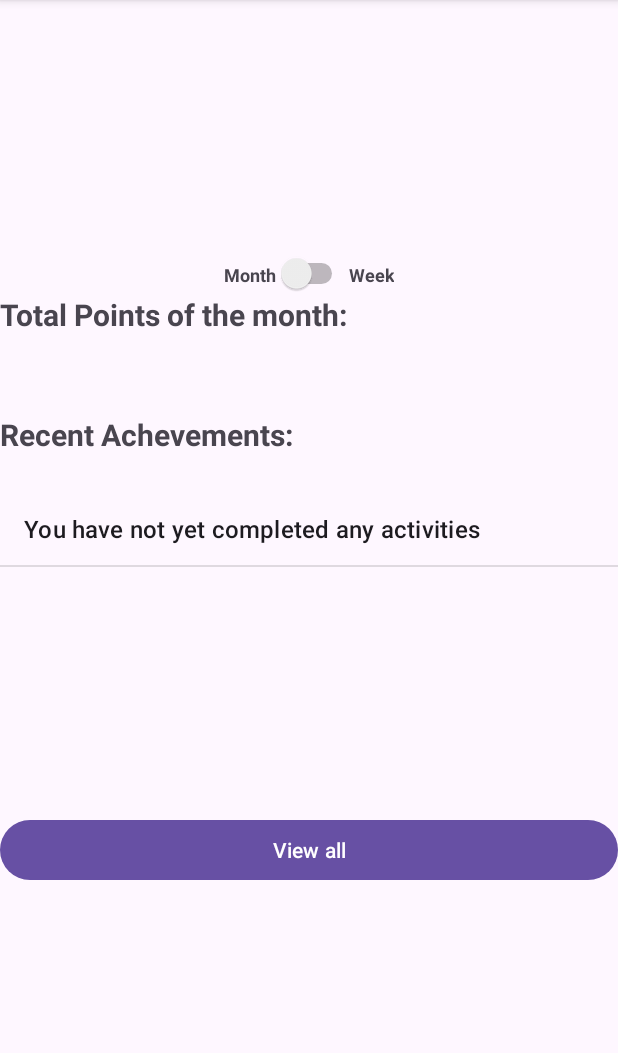
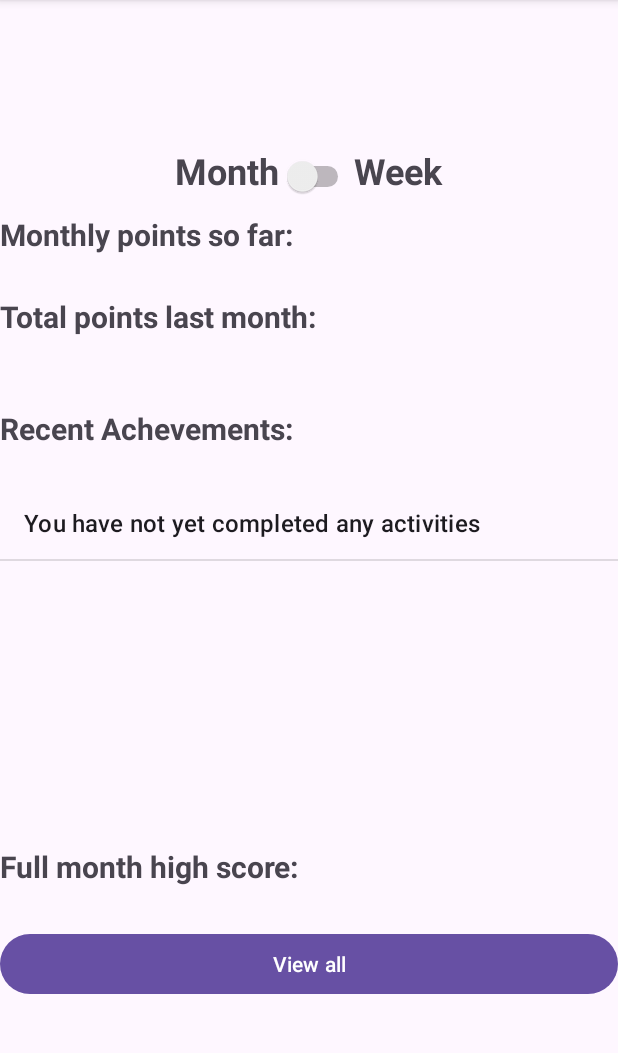
Before and after one commit to xLeoniex/CalenderApp, an Android app: the PointsView screen opened directly, with no data from a screen before it, on a phone screen of 412 x 824 dp, the part 96-1149 px from its top. Run offline under Robolectric (Android 15) with nearby library versions, the phone set to English and light mode, and no system bars; our stand-ins replace Firebase (no records; nobody signed in at launch, a user with empty details on screens opened directly).

Commit message:
Notification Points + Points View IMprovments

```diff
--- a/app/src/main/AndroidManifest.xml
+++ b/app/src/main/AndroidManifest.xml
@@ -20,7 +20,9 @@
         android:theme="@style/Theme.Material3.Light">
         <receiver android:name=".tips.ui.viewmodel.handlers.TipNotificationPublisher"
             android:enabled="true"/>
-        <receiver android:name=".Notification.PointsNotification.MyBroadcastReceiver"
+        <receiver android:name=".Notification.PointsNotification.MyWeeklyBroadcastReceiver"
+            android:enabled="true"/>
+        <receiver android:name=".Notification.PointsNotification.MyMonthlyBroadcastReceiver"
             android:enabled="true"/>
         <activity
             android:name=".tips.ui.view.CreateTipsActivity"
--- a/app/src/main/java/com/example/calenderapp/Login/Login.java
+++ b/app/src/main/java/com/example/calenderapp/Login/Login.java
@@ -3,13 +3,9 @@ package com.example.calenderapp.Login;
 import androidx.annotation.NonNull;
 import androidx.appcompat.app.AppCompatActivity;
 
-import android.app.AlarmManager;
-import android.app.PendingIntent;
 import android.content.Intent;
 import android.os.Bundle;
-import android.os.SystemClock;
 import android.text.TextUtils;
-import android.util.Log;
 import android.view.View;
 import android.widget.Button;
 import android.widget.ProgressBar;
@@ -17,7 +13,6 @@ import android.widget.TextView;
 import android.widget.Toast;
 
 import com.example.calenderapp.DashboardBar.Dashboard;
-import com.example.calenderapp.Notification.PointsNotification.MyBroadcastReceiver;
 import com.example.calenderapp.R;
 import com.google.android.gms.tasks.OnCompleteListener;
 import com.google.android.gms.tasks.Task;
--- a/app/src/main/java/com/example/calenderapp/Points/PointsView.java
+++ b/app/src/main/java/com/example/calenderapp/Points/PointsView.java
@@ -33,7 +33,7 @@ import java.util.ArrayList;
 public class PointsView extends AppCompatActivity {
     Switch swt_weekMonth;
 
-    TextView total, points;
+    TextView total, points, highScoreTitle, highScore, totalLast, pointsLast;
     ListView recentEvents;
 
     Button btn_ViewAll;
@@ -46,8 +46,9 @@ public class PointsView extends AppCompatActivity {
     FirebaseAuth mAuth = FirebaseAuth.getInstance();
 
     FirebaseUser user = mAuth.getCurrentUser();
-    //ToDo: Points und total Points später in Firebase als String speicehrn
+
     DatabaseReference pointsRef = FirebaseDatabase.getInstance().getReference("users").child(user.getUid()).child("points");
+    DatabaseReference eventsRef = FirebaseDatabase.getInstance().getReference("users").child(user.getUid()).child("Events");
 
     @Override
     protected void onCreate(Bundle savedInstanceState) {
@@ -57,6 +58,10 @@ public class PointsView extends AppCompatActivity {
         swt_weekMonth = findViewById(R.id.swt_weekMonth);
         total = findViewById(R.id.totalPoints);
         points = findViewById(R.id.num_points);
+        highScoreTitle = findViewById(R.id.highScore);
+        highScore = findViewById(R.id.num_highScore);
+        totalLast = findViewById(R.id.totalLastPoints);
+        pointsLast = findViewById(R.id.num_lastPoints);
         recentEvents = findViewById(R.id.list_recentEvents);
         btn_ViewAll = findViewById(R.id.btn_viewAchievments);
 
@@ -68,19 +73,29 @@ public class PointsView extends AppCompatActivity {
         MonthWeekInfos(monthActivities,  "Month");
 
 
-
         swt_weekMonth.setOnCheckedChangeListener(new CompoundButton.OnCheckedChangeListener() {
             @Override
             public void onCheckedChanged(CompoundButton buttonView, boolean isChecked) {
                 if(isChecked){
-                    total.setText("Total Points of the week");
+                    total.setText("Weekly points so far:");
+                    highScoreTitle.setText("Full week high score:");
+                    totalLast.setText("Total points last week:");
+
                     viewTotalPoints("Week");
+                    weekActivities.clear();
+                    dataToShow.clear();
+                    recentEvents.setAdapter(adapter);
                     MonthWeekInfos(weekActivities,  "Week");
 
 
                 }else{
-                    total.setText("Total Points of the month");
+                    total.setText("Monthly points so far:");
+                    highScoreTitle.setText("Full month high score:");
+                    totalLast.setText("Total points last month:");
                     viewTotalPoints("Month");
+                    monthActivities.clear();
+                    dataToShow.clear();
+                    recentEvents.setAdapter(adapter);
                     MonthWeekInfos(monthActivities,  "Month");
 
                 }
@@ -105,23 +120,46 @@ public class PointsView extends AppCompatActivity {
         objectsRef.addValueEventListener(new ValueEventListener() {
             @Override
             public void onDataChange(@NonNull DataSnapshot snapshot) {
-                activities.clear();
-                dataToShow.clear();
-                for (DataSnapshot dataSnapshot : snapshot.getChildren()){
-                    String ID = (String) dataSnapshot.getKey();
+                if(snapshot.exists()) {
+                    for (DataSnapshot dataSnapshot : snapshot.getChildren()) {
+                        String ID = (String) dataSnapshot.getKey();
 
-                    if (ID != null) {
-                        String time = dataSnapshot.child("time").getValue(String.class); // Zeitwert
-                        String point = dataSnapshot.child("point").getValue(String.class); // Punktwert
+                        if (ID != null) {
+                            //Event-Daten aus dem Datenbank ablesen
+                            DatabaseReference eventRef = eventsRef.child(ID); // Referenz zum spezifischen Event
+                            eventRef.addListenerForSingleValueEvent(new ValueEventListener() {
+                                @Override
+                                public void onDataChange(@NonNull DataSnapshot dataSnapshot) {
+                                    //WICHTIG: Alle Aktualisierungen der von der DatenBank abhängen müssen in diesen Block geschehen
+                                    if (dataSnapshot.exists()) {
+                                        String name = dataSnapshot.child("eventName").getValue(String.class);
+                                        String date = dataSnapshot.child("eventDate").getValue(String.class);
+                                        String startingTime = dataSnapshot.child("startingTime").getValue(String.class);
+                                        String endingTime = dataSnapshot.child("endingTime").getValue(String.class);
+                                        String weight = dataSnapshot.child("eventWeight").getValue(String.class);
 
-                        if (time != null && point != null) {
-                            String out = ID + ", Done at " + time + ", Points: " + point;
-                            activities.add(out);
+
+                                        if (name != null && date != null && startingTime != null && endingTime != null && weight != null) {
+                                            String out = name + " at  " + date + " (" + startingTime + "-" + endingTime + ") " + " level: " + weight;
+                                            activities.add(out);
+                                        }
+                                    }
+                                    dataToShow = prepareDataToShow(activities);
+                                    recentEvents.setAdapter(adapter);
+                                }
+
+                                @Override
+                                public void onCancelled(@NonNull DatabaseError databaseError) {
+                                    Toast.makeText(PointsView.this, "Something wrong, retry later...", Toast.LENGTH_SHORT).show();
+                                }
+                            });
                         }
                     }
+                }else {
+                    dataToShow.add("You have not yet completed any activities");
+                    recentEvents.setAdapter(adapter);
                 }
-                dataToShow = prepareDataToShow(activities);
-                recentEvents.setAdapter(adapter);
+
             }
             @Override
             public void onCancelled(@NonNull DatabaseError error) {
@@ -133,12 +171,15 @@ public class PointsView extends AppCompatActivity {
     }
     //Anzeige der Totalen Punktzahl für den Monat oder Woche
     public void viewTotalPoints(String MonthOrWeek){
-        pointsRef.child(MonthOrWeek).child("Total_Current_"+MonthOrWeek).addListenerForSingleValueEvent(new ValueEventListener() {
+        pointsRef.child(MonthOrWeek).addListenerForSingleValueEvent(new ValueEventListener() {
             @Override
             public void onDataChange(@NonNull DataSnapshot dataSnapshot) {
-                String sumPoints = dataSnapshot.getValue(String.class);
+                String sumPoints = dataSnapshot.child("Total_Current_"+MonthOrWeek).getValue(String.class);
+                String lastPoints = dataSnapshot.child("Total_Last_"+MonthOrWeek).getValue(String.class);
+                String highScorePoints = dataSnapshot.child("High_Score_"+MonthOrWeek).getValue(String.class);
                 points.setText(sumPoints);
-
+                pointsLast.setText(lastPoints);
+                highScore.setText(highScorePoints);
             }
 
             @Override
@@ -152,19 +193,15 @@ public class PointsView extends AppCompatActivity {
 
     //Um letzte 3 elemente der Aktivitäten Array zuspeichern
     private ArrayList<String> prepareDataToShow(ArrayList<String> activities) {
+        dataToShow.clear();
         int size = activities.size();
-
         if (size > 0) {
             // Falls mehr als 0 Elemente vorhanden sind
             int endIndex = Math.min(size, 3);
             for (int i = 0; i < endIndex; i++) {
                 dataToShow.add(activities.get(i));
             }
-        } else {
-            // Falls die Liste leer ist
-            dataToShow.add("You have not yet completed any activities");
         }
-
         return dataToShow;
     }
 
--- a/app/src/main/res/layout/activity_points_view.xml
+++ b/app/src/main/res/layout/activity_points_view.xml
@@ -18,13 +18,13 @@
             android:layout_height="wrap_content"
             android:gravity="center"
             android:text="Month"
-            android:textSize="12sp"
+            android:textSize="24sp"
             android:textStyle="bold" />
 
         <Switch
             android:id="@+id/swt_weekMonth"
-            android:layout_width="wrap_content"
-            android:layout_height="wrap_content"
+            android:layout_width="50dp"
+            android:layout_height="50dp"
             tools:ignore="UseSwitchCompatOrMaterialXml" />
 
         <TextView
@@ -32,17 +32,17 @@
             android:layout_height="wrap_content"
             android:gravity="center"
             android:text="Week"
-            android:textSize="12sp"
+            android:textSize="24dp"
             android:textStyle="bold" />
 
     </LinearLayout>
+
 
     <TextView
         android:id="@+id/totalPoints"
         android:layout_width="match_parent"
         android:layout_height="wrap_content"
-        android:layout_marginBottom="25dp"
-        android:text="Total Points of the month:"
+        android:text="Monthly points so far:"
         android:textSize="20sp"
         android:textStyle="bold" />
 
@@ -55,9 +55,25 @@
         android:textSize="20sp" />
 
     <TextView
+        android:id="@+id/totalLastPoints"
         android:layout_width="match_parent"
         android:layout_height="wrap_content"
-        android:layout_marginBottom="25dp"
+        android:text="Total points last month:"
+        android:textSize="20sp"
+        android:textStyle="bold" />
+
+    <TextView
+        android:id="@+id/num_lastPoints"
+        android:layout_width="match_parent"
+        android:layout_height="wrap_content"
+        android:text="TextView"
+        android:textAlignment="center"
+        android:textSize="20sp" />
+
+    <TextView
+        android:layout_width="match_parent"
+        android:layout_height="wrap_content"
+        android:layout_marginTop="20dp"
         android:text="Recent Achevements:"
         android:textSize="20sp"
         android:textStyle="bold" />
@@ -65,7 +81,25 @@
     <ListView
         android:id="@+id/list_recentEvents"
         android:layout_width="match_parent"
+        android:layout_marginTop="25dp"
         android:layout_height="214dp" />
+
+    <TextView
+        android:id="@+id/highScore"
+        android:layout_width="match_parent"
+        android:layout_height="wrap_content"
+        android:layout_marginTop="25dp"
+        android:text="Full month high score:"
+        android:textSize="20sp"
+        android:textStyle="bold" />
+
+    <TextView
+        android:id="@+id/num_highScore"
+        android:layout_width="match_parent"
+        android:layout_height="wrap_content"
+        android:text="TextView"
+        android:textAlignment="center"
+        android:textSize="20sp" />
 
     <Button
         android:id="@+id/btn_viewAchievments"
```
Also changed, not shown: app/src/main/java/com/example/calenderapp/DashboardBar/Dashboard.java (+52 -11 lines), app/src/main/java/com/example/calenderapp/Notification/PointsNotification/DateTimeHelper.java (deleted, +0 -34 lines), app/src/main/java/com/example/calenderapp/Notification/PointsNotification/MyBroadcastReceiver.java (deleted, +0 -19 lines), app/src/main/java/com/example/calenderapp/Notification/PointsNotification/MyMonthlyBroadcastReceiver.java (added, +109 -0 lines), app/src/main/java/com/example/calenderapp/Notification/PointsNotification/MyWeeklyBroadcastReceiver.java (added, +112 -0 lines), app/src/main/java/com/example/calenderapp/Points/DataChecker.java (+0 -12 lines), app/src/main/java/com/example/calenderapp/Points/PointsAchievment.java (+42 -11 lines), app/src/main/java/com/example/calenderapp/Points/ToDoneEventView.java (+7 -4 lines), app/src/main/res/layout/activity_points_achievment.xml (+4 -4 lines).
